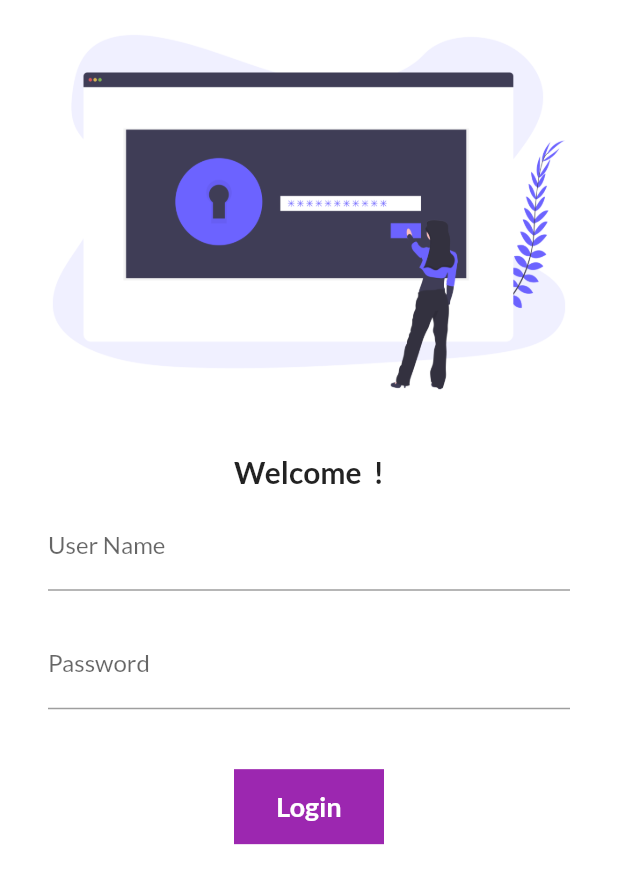
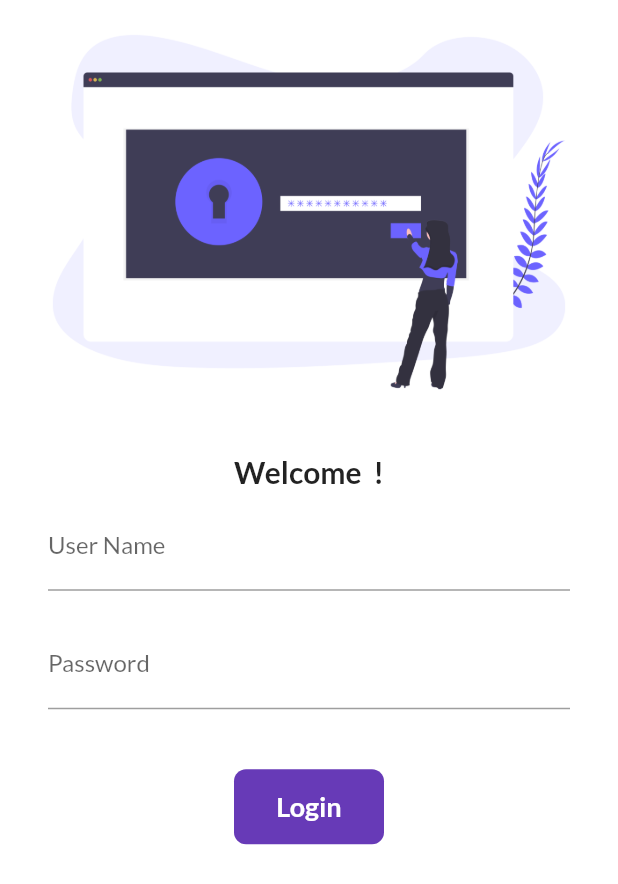
Before and after one commit to dawarepramod4/Catalog-App, a Flutter app: the screen it shows after launch, on a phone screen of 412 x 824 dp. Shown: the top 884 px of the screen. Run offline on Flutter 3.47's test engine with Material 2 defaults, Android fonts, the phone set to English and light mode, and no system bars; our stand-ins replace google_fonts.

Commit message:
day6 completed

```diff
--- a/lib/pages/login_page.dart
+++ b/lib/pages/login_page.dart
@@ -12,11 +12,29 @@ class LoginPage extends StatefulWidget {
 class _LoginPageState extends State<LoginPage> {
   String name = "";
   bool changebutton = false;
+  final _formkey = GlobalKey<FormState>();
+  moveToHome(BuildContext context) async {
+    if (_formkey.currentState!.validate() ) {
+      setState(() {
+        changebutton = true;
+      });
+
+      await Future.delayed(Duration(seconds: 1));
+
+      await Navigator.pushNamed(context, MyRoutes.homeroute);
+      setState(() {
+        changebutton = false;
+      });
+    }
+  }
+
   @override
   Widget build(BuildContext context) {
     return Material(
         color: Colors.white,
         child: SingleChildScrollView(
+          child: Form(
+            key: _formkey,
             child: Column(
               children: [
                 Image.asset(
@@ -31,8 +49,8 @@ class _LoginPageState extends State<LoginPage> {
                   style: TextStyle(fontWeight: FontWeight.bold, fontSize: 20),
                 ),
                 Padding(
-                padding:
-                    const EdgeInsets.symmetric(vertical: 8.0, horizontal: 32.0),
+                  padding: const EdgeInsets.symmetric(
+                      vertical: 8.0, horizontal: 32.0),
                   child: Column(
                     children: [
                       TextFormField(
@@ -41,7 +59,13 @@ class _LoginPageState extends State<LoginPage> {
                           setState(() {});
                         },
                         decoration: InputDecoration(
-                          hintText: "Enter User Name", labelText: "User Name"),
+                            hintText: "Enter User Name",
+                            labelText: "User Name"),
+                        validator: (value) {
+                          if (value == null || value.isEmpty) {
+                            return "Username cannot be empty";
+                          }
+                        },
                       ),
                       SizedBox(
                         height: 20,
@@ -50,33 +74,32 @@ class _LoginPageState extends State<LoginPage> {
                         obscureText: true,
                         decoration: InputDecoration(
                             hintText: "Enter Password", labelText: "Password"),
+                        validator: (value) {
+                          if (value == null || value.isEmpty) {
+                            return "Username cannot be empty";
+                          } else if (value.length < 6) {
+                            return "Password cannot be less than 6 character";
+                          }
+                        },
                       ),
                       SizedBox(
                         height: 40,
                       ),
-                    InkWell(
-                      onTap: () async {
-                        setState(() {
-                          changebutton = true;
-                        });
-
-                        await Future.delayed(Duration(seconds: 1));
-
-                        Navigator.pushNamed(context, MyRoutes.homeroute);
-                      },
+                      Material(
+                        color: Colors.deepPurple,
+                        borderRadius:
+                            BorderRadius.circular(changebutton ? 50 : 8),
+                        child: InkWell(
+                          onTap: () => moveToHome(context),
                           child: AnimatedContainer(
                             duration: Duration(seconds: 1),
                             height: 50,
                             width: changebutton ? 50 : 100,
                             alignment: Alignment.center,
-                        decoration: BoxDecoration(
-                          color: Colors.purple,
-                          shape: changebutton
-                              ? BoxShape.circle
-                              : BoxShape.rectangle,
-                          // borderRadius:
-                          //     BorderRadius.circular(changebutton ? 50 :8 ),
-                        ),
+
+                            //     ? BoxShape.circle
+                            //     : BoxShape.rectangle,
+
                             child: changebutton
                                 ? Icon(Icons.done, color: Colors.white)
                                 : Text(
@@ -85,6 +108,7 @@ class _LoginPageState extends State<LoginPage> {
                                         color: Colors.white,
                                         fontWeight: FontWeight.bold,
                                         fontSize: 18),
+                                  ),
                           ),
                         ),
                       )
@@ -100,6 +124,7 @@ class _LoginPageState extends State<LoginPage> {
                 )
               ],
             ),
+          ),
         ));
   }
 }
```
Lines whose indentation alone changed are shown as unchanged.
